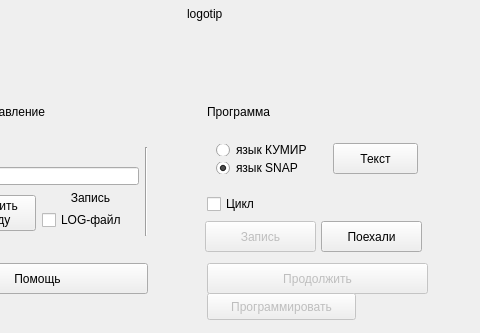
Above: vench.ui from woronin/smartcar before the change; both pictures show x 584 to 1064 and y 108 to 441 of the 1064 by 441 pixel window. Below: the same form after it.
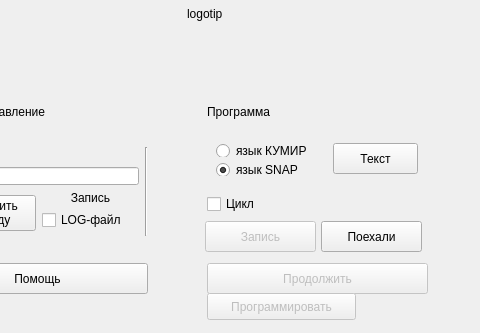
That is the form after the change.

```diff
--- a/vench.ui
+++ b/vench.ui
@@ -2469,13 +2469,13 @@
         <string>Текст</string>
        </property>
       </widget>
-      <widget class="QWidget" name="">
+      <widget class="QWidget" name="layoutWidget">
        <property name="geometry">
         <rect>
          <x>778</x>
          <y>230</y>
          <width>122</width>
-         <height>52</height>
+         <height>54</height>
         </rect>
        </property>
        <layout class="QVBoxLayout" name="verticalLayout_17">
```
Left out of the diff: 2 changed lines with no effect on the pictures.
